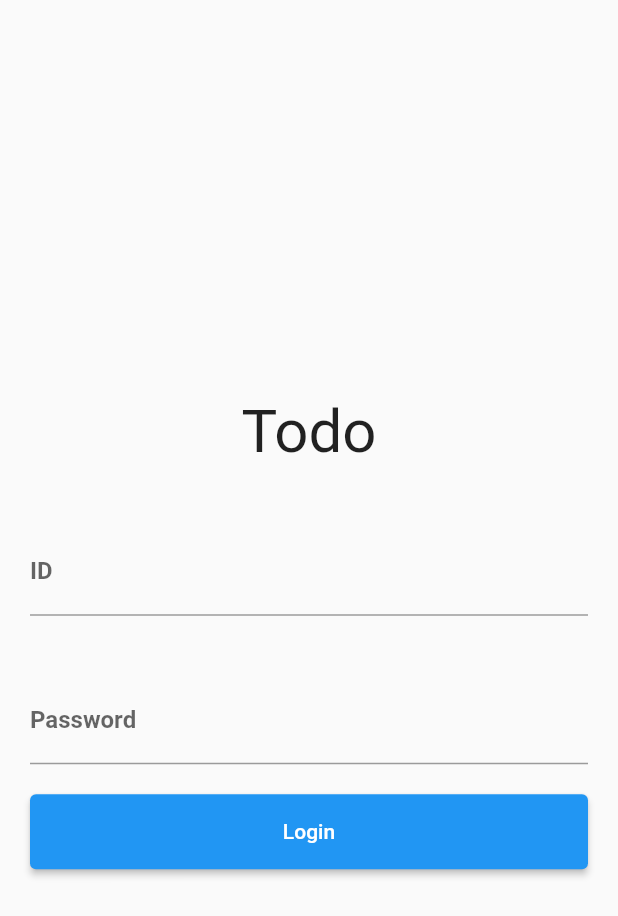
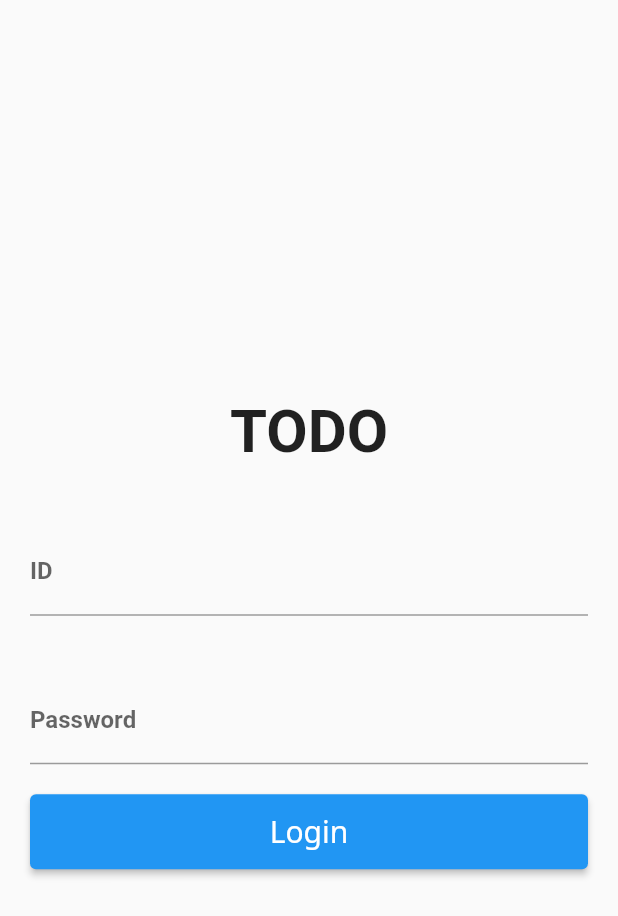
Before and after one commit to johnjeongukhur/todo_flutter, a Flutter app: the screen it shows after launch, on a phone screen of 412 x 824 dp. Shown: the top 916 px of the screen. Run offline on Flutter 3.47's test engine with Material 2 defaults, Android fonts, the phone set to English and light mode, and no system bars; our stand-ins replace dio, flutter_secure_storage, get; missing offline and left inert: dart:ffi; Roboto replaces fonts that are missing (NotoSans-ThinItalic).

Commit message:
add: Login API 연결 및 성공시 keychain 저장

```diff
--- /dev/null
+++ b/lib/API/keychain.dart
@@ -0,0 +1,13 @@
+import 'package:flutter_secure_storage/flutter_secure_storage.dart';
+
+class TokenStorage {
+  final _storage = FlutterSecureStorage();
+
+  Future<void> saveToken(String token) async {
+    await _storage.write(key: 'access_token', value: token);
+  }
+
+  Future<String?> readToken() async {
+    return await _storage.read(key: 'access_token');
+  }
+}
--- /dev/null
+++ b/lib/Model/login_model.dart
@@ -0,0 +1,18 @@
+
+import 'dart:ffi';
+
+class TodoLoginResponse {
+  final int code;
+  final String accessToken;
+  final String tokenType;
+
+  TodoLoginResponse({required this.code, required this.accessToken, required this.tokenType});
+
+  factory TodoLoginResponse.fromJson(Map<String, dynamic> json) {
+    return TodoLoginResponse(
+      code: json['code'] ?? 0,
+      accessToken: json['access_token'] ?? '',
+      tokenType: json['token_type'] ?? '',
+    );
+  }
+}
--- /dev/null
+++ b/lib/Repositories/login_repository.dart
@@ -0,0 +1,19 @@
+// data/repositories/user_repository.dart
+
+import 'package:get/get.dart';
+import '../Model/login_model.dart';
+import '../Services/login_service.dart';
+
+class LoginRepository {
+  final LoginService _loginService = Get.put(LoginService());
+
+  Future<TodoLoginResponse> postLogin(String username, String password) async {
+    try {
+      final data = await _loginService.login(username, password);
+
+      return data;
+    } catch (e) {
+      throw Exception('Failed to login_repositroy: $e');
+    }
+  }
+}
--- /dev/null
+++ b/lib/View/login_view.dart
@@ -0,0 +1,82 @@
+import 'package:flutter/material.dart';
+import 'package:flutter/services.dart';
+import 'package:get/get.dart';
+import '../ViewModel/login_viewmodel.dart';
+
+class LoginView extends StatelessWidget {
+  // TextEditingController idController
+  final LoginViewModel _viewModel = Get.put(LoginViewModel());
+
+  @override
+  Widget build(BuildContext context) {
+    return Scaffold(
+      body: Center(
+        child: Column(
+          mainAxisAlignment: MainAxisAlignment.center,
+          children: <Widget>[
+            const Padding(
+              padding: EdgeInsets.all(20.0),
+              child: Text(
+                'TODO', // 임시 Logo
+                style: TextStyle(
+                  fontFamily: 'NotoSans-ThinItalic',
+                  fontSize: 40.0, // 텍스트 크기
+                  fontWeight: FontWeight.bold, // 텍스트 굵기
+                  // fontWeight: FontWeight.w100
+                ),
+              ),
+            ),
+            const Padding(
+              padding: EdgeInsets.all(20.0),
+              child: TextField(
+                // controller: ,
+                decoration: InputDecoration(
+                  hintText: 'Enter your ID',
+                  labelText: 'ID',
+                ),
+                style: TextStyle(
+                  fontSize: 16.0,
+                  color: Colors.black,
+                  fontWeight: FontWeight.bold,
+                ),
+              ),
+            ),
+            const Padding(
+              padding: EdgeInsets.all(20.0),
+              child: TextField(
+                obscureText: true,
+                decoration: InputDecoration(
+                  hintText: 'Enter your password',
+                  labelText: 'Password',
+                ),
+                style: TextStyle(
+                  fontSize: 16.0,
+                  color: Colors.black,
+                  fontWeight: FontWeight.bold,
+                ),
+              ),
+            ),
+            ElevatedButton(
+              onPressed: () {
+                // 로그인 버튼이 클릭 되었을 때의 동작 추가
+                print("Login Button !!!");
+                _viewModel.login('johnjeongukhur', 'Test1234!');
+
+              },
+              child: const Text('Login',
+              style: TextStyle(
+                fontFamily: "NotoSans",
+                fontSize: 20,
+              fontWeight: FontWeight.normal)),
+              style: ButtonStyle(
+                fixedSize: MaterialStateProperty.all(
+                  Size(MediaQuery.of(context).size.width - 40, 50),
+                ), // 버튼의 크기를 기기 가로 크기에서 좌우 여백(20)을 뺀 값 설정
+              ),
+            ),
+          ],
+        ),
+      ),
+    );
+  }
+}
--- a/lib/splash_screen.dart
+++ b/lib/View/splash_view.dart
@@ -2,12 +2,12 @@ import 'package:flutter/material.dart';
 import 'dart:async';
 import 'package:flutter/services.dart'; // KeychainManager의 대체로 사용 - flutter_secure_storage 패키지 사용하기 위해 추가
 
-class SplashScreen extends StatefulWidget {
+class SplashView extends StatefulWidget {
   @override
   _SplashScreenState createState() => _SplashScreenState();
 }
 
-class _SplashScreenState extends State<SplashScreen> {
+class _SplashScreenState extends State<SplashView> {
   @override
   void initState() {
     super.initState();
--- a/lib/login_screen.dart
+++ /dev/null
@@ -1,70 +0,0 @@
-import 'package:flutter/material.dart';
-import 'package:flutter/services.dart';
-
-class LoginScreen extends StatelessWidget {
-  @override
-  Widget build(BuildContext context) {
-    return Scaffold(
-      body: Center(
-        child: Column(
-          mainAxisAlignment: MainAxisAlignment.center,
-          children: <Widget>[
-            const Padding(
-              padding: EdgeInsets.all(20.0),
-              child: Text(
-                'Todo', // 표시할 Todo 텍스트
-                style: TextStyle(
-                  fontFamily: 'NotoSans-ThinItalic',
-                  fontSize: 40.0, // 텍스트 크기
-                  // fontWeight: FontWeight.light, // 텍스트 굵기
-                  // fontWeight: FontWeight.w100
-                ),
-              ),
-            ),
-            const Padding(
-              padding: EdgeInsets.all(20.0),
-              child: TextField(
-                decoration: InputDecoration(
-                  hintText: 'Enter your ID',
-                  labelText: 'ID',
-                ),
-                style: TextStyle(
-                  fontSize: 16.0, // 텍스트 크기
-                  color: Colors.black, // 텍스트 색상
-                  fontWeight: FontWeight.bold, // 텍스트 굵기
-                ),
-              ),
-            ),
-            const Padding(
-              padding: EdgeInsets.all(20.0),
-              child: TextField(
-                obscureText: true,
-                decoration: InputDecoration(
-                  hintText: 'Enter your password',
-                  labelText: 'Password',
-                ),
-                style: TextStyle(
-                  fontSize: 16.0, // 텍스트 크기
-                  color: Colors.black, // 텍스트 색상
-                  fontWeight: FontWeight.bold, // 텍스트 굵기
-                ),
-              ),
-            ),
-            ElevatedButton(
-              onPressed: () {
-                // 로그인 버튼이 클릭되었을 때의 동작 추가
-                print("Login Button !!!");
-              },
-              child: const Text('Login'),
-              style: ButtonStyle(
-                fixedSize: MaterialStateProperty.all(
-                  Size(MediaQuery.of(context).size.width - 40, 50),
-                ), // 버튼의 크기를 기기 가로 크기에서 좌우 여백(20)을 뺀 값 설정
-              ),
-            ),
-          ],
-        ),
-      ),
-    );
-  }
-}
--- a/lib/main.dart
+++ b/lib/main.dart
@@ -1,6 +1,6 @@
 import 'package:flutter/material.dart';
-import 'package:first_flutter_project/splash_screen.dart';
-import 'package:first_flutter_project/login_screen.dart';
+import 'package:first_flutter_project/View/splash_view.dart';
+import 'package:first_flutter_project/View/login_view.dart';
 
 void main() => runApp(MyApp());
 
@@ -14,8 +14,8 @@ class MyApp extends StatelessWidget {
       ),
       initialRoute: '/splash',
       routes: {
-        '/splash': (context) => SplashScreen(),
-        '/login': (context) => LoginScreen(),
+        '/splash': (context) => SplashView(),
+        '/login': (context) => LoginView(),
       },
     );
   }
--- a/pubspec.yaml
+++ b/pubspec.yaml
@@ -33,6 +33,8 @@ dependencies:
 
   get: ^4.6.6
   dio: ^5.3.3
+  flutter_secure_storage: ^9.0.0
+
 
   # The following adds the Cupertino Icons font to your application.
   # Use with the CupertinoIcons class for iOS style icons.
```
Also changed, not shown: lib/API/api_client.dart (added, +46 -0 lines), lib/Services/login_service.dart (added, +27 -0 lines), lib/ViewModel/login_viewmodel.dart (added, +39 -0 lines), pubspec.lock, 4 other files.
